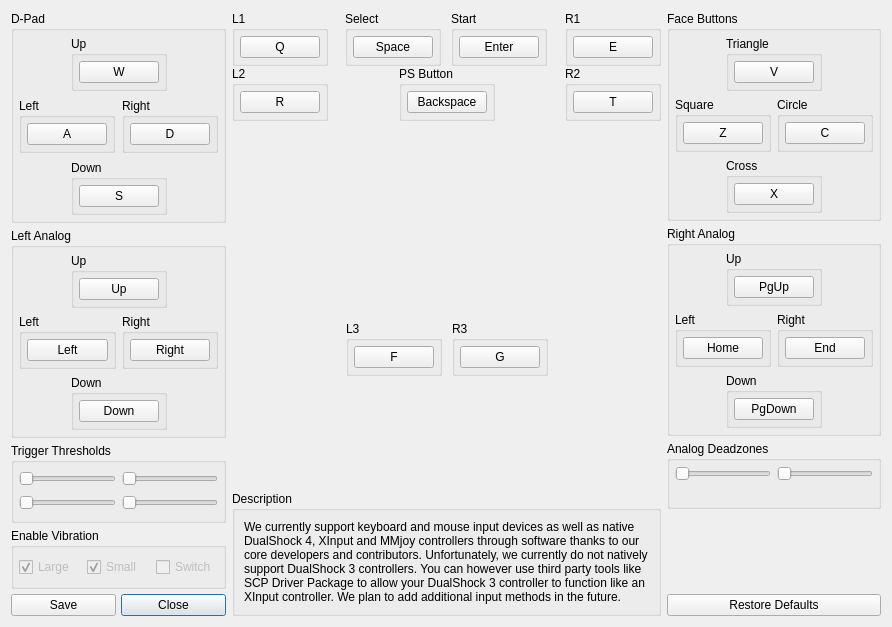
This is rpcs3/rpcs3qt/pad_settings_dialog.ui in RPCS3/rpcs3 as Qt 5 draws it before an edit. The edited form follows.
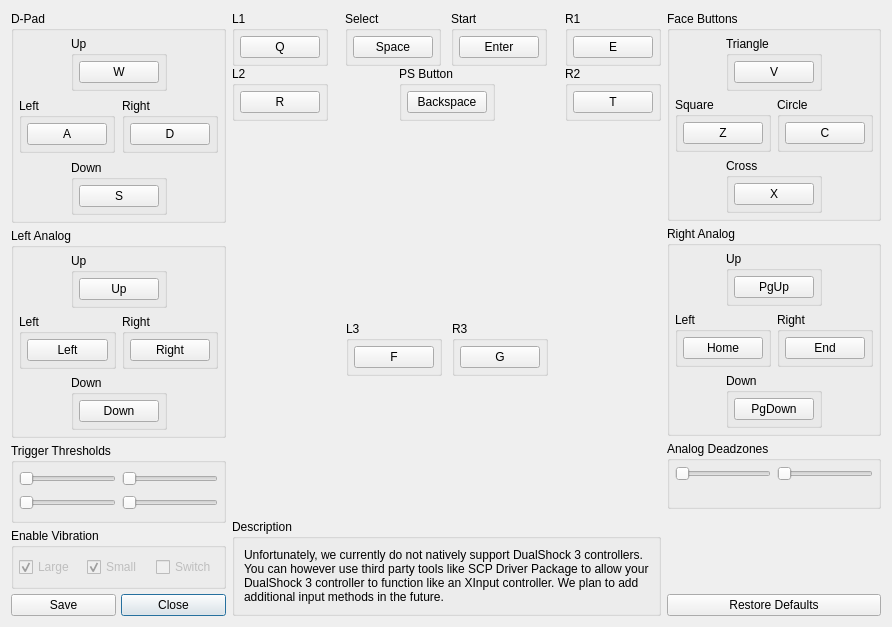
This is the edited form. Icons and pictures are not drawn.

Commit message: Qt/Input: Remove unsupported groupboxes from pad dialog and shorten text

```diff
--- a/rpcs3/rpcs3qt/pad_settings_dialog.ui
+++ b/rpcs3/rpcs3qt/pad_settings_dialog.ui
@@ -1155,7 +1155,7 @@
         <item>
          <widget class="QLabel" name="l_description">
           <property name="text">
-           <string>We currently support keyboard and mouse input devices as well as native DualShock 4, XInput and MMjoy controllers through software thanks to our core developers and contributors. Unfortunately, we currently do not natively support DualShock 3 controllers. You can however use third party tools like SCP Driver Package to allow your DualShock 3 controller to function like an XInput controller. We plan to add additional input methods in the future.</string>
+           <string>Unfortunately, we currently do not natively support DualShock 3 controllers. You can however use third party tools like SCP Driver Package to allow your DualShock 3 controller to function like an XInput controller. We plan to add additional input methods in the future.</string>
           </property>
           <property name="textFormat">
            <enum>Qt::PlainText</enum>
```
Left out of the diff: 8 changed lines with no effect on the pictures. The commit also changes 1 other file.
